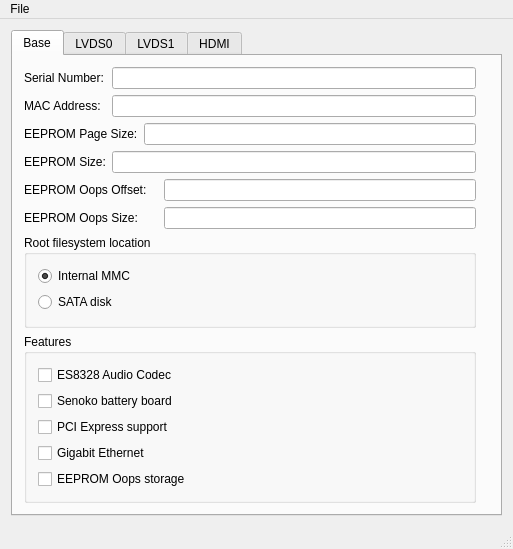
The window that mainwindow.ui (xobs/novena-eeprom-gui) describes before a commit, drawn with Qt 5.
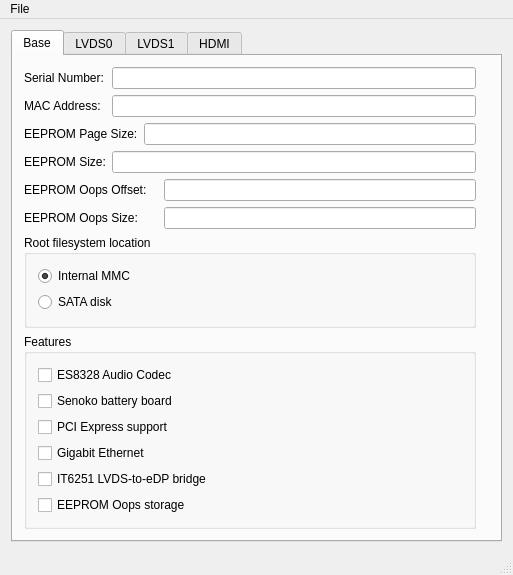
The same window after the commit. Icons and pictures are not drawn.

Commit message:
retina: Treat the retina feature as an IT6251-present flag
In v1, the feature_retina indicated whether a high-resolution screen was
attached.  Now that we use individual channels to configure that, repurpose
this flag to indicate whether there is an IT6251 present or not.

```diff
--- a/mainwindow.ui
+++ b/mainwindow.ui
@@ -121,6 +121,13 @@
              </property>
             </widget>
            </item>
+           <item>
+            <widget class="QCheckBox" name="it6251CB">
+             <property name="text">
+              <string>IT6251 LVDS-to-eDP bridge</string>
+             </property>
+            </widget>
+           </item>
            <item>
             <widget class="QCheckBox" name="eepromOopsCB">
              <property name="text">
```
The commit also changes 2 other files.
